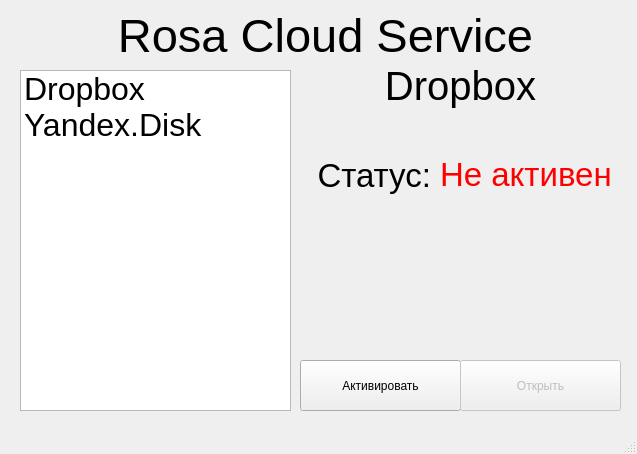
trygogins/rosa-cloud, file mainwindow.ui: the form before one commit.
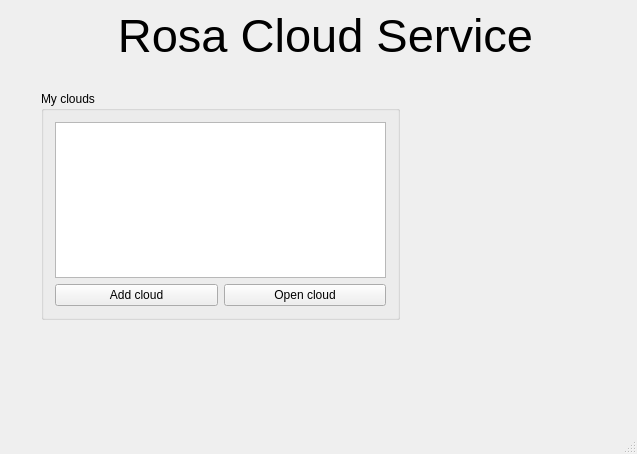
The form after the commit.

Commit message: Add provider model.

```diff
--- a/mainwindow.ui
+++ b/mainwindow.ui
@@ -25,32 +25,7 @@
    <string>Rosa Cloud Service</string>
   </property>
   <widget class="QWidget" name="centralWidget">
-   <widget class="QListWidget" name="listWidget">
-    <property name="geometry">
-     <rect>
-      <x>20</x>
-      <y>70</y>
-      <width>271</width>
-      <height>341</height>
-     </rect>
-    </property>
-    <property name="font">
-     <font>
-      <pointsize>24</pointsize>
-     </font>
-    </property>
-    <item>
-     <property name="text">
-      <string>Dropbox</string>
-     </property>
-    </item>
-    <item>
-     <property name="text">
-      <string>Yandex.Disk</string>
-     </property>
-    </item>
-   </widget>
-   <widget class="QLabel" name="label">
+   <widget class="QLabel" name="titleLabel">
     <property name="geometry">
      <rect>
       <x>30</x>
@@ -71,103 +46,47 @@
      <set>Qt::AlignCenter</set>
     </property>
    </widget>
-   <widget class="QLabel" name="label_2">
+   <widget class="QWidget" name="verticalLayoutWidget">
     <property name="geometry">
      <rect>
-      <x>300</x>
-      <y>60</y>
-      <width>321</width>
-      <height>51</height>
+      <x>30</x>
+      <y>80</y>
+      <width>381</width>
+      <height>251</height>
      </rect>
     </property>
-    <property name="font">
-     <font>
-      <pointsize>30</pointsize>
-     </font>
-    </property>
-    <property name="text">
-     <string>Dropbox</string>
-    </property>
-    <property name="textFormat">
-     <enum>Qt::AutoText</enum>
-    </property>
-    <property name="scaledContents">
-     <bool>false</bool>
-    </property>
-    <property name="alignment">
-     <set>Qt::AlignCenter</set>
-    </property>
-   </widget>
-   <widget class="QLabel" name="label_3">
-    <property name="geometry">
-     <rect>
-      <x>310</x>
-      <y>150</y>
-      <width>121</width>
-      <height>51</height>
-     </rect>
-    </property>
-    <property name="font">
-     <font>
-      <pointsize>25</pointsize>
-     </font>
-    </property>
-    <property name="text">
-     <string>Статус:</string>
-    </property>
-    <property name="alignment">
-     <set>Qt::AlignRight|Qt::AlignTrailing|Qt::AlignVCenter</set>
-    </property>
-   </widget>
-   <widget class="QLabel" name="label_4">
-    <property name="geometry">
-     <rect>
-      <x>440</x>
-      <y>150</y>
-      <width>181</width>
-      <height>51</height>
-     </rect>
-    </property>
-    <property name="font">
-     <font>
-      <pointsize>25</pointsize>
-     </font>
-    </property>
-    <property name="text">
-     <string>&lt;html&gt;&lt;head/&gt;&lt;body&gt;&lt;p&gt;&lt;span style=&quot; color:#ff0000;&quot;&gt;Не активен&lt;/span&gt;&lt;/p&gt;&lt;/body&gt;&lt;/html&gt;</string>
-    </property>
-    <property name="margin">
-     <number>0</number>
-    </property>
-   </widget>
-   <widget class="QPushButton" name="pushButton">
-    <property name="geometry">
-     <rect>
-      <x>300</x>
-      <y>360</y>
-      <width>161</width>
-      <height>51</height>
-     </rect>
-    </property>
-    <property name="text">
-     <string>Активировать</string>
-    </property>
-   </widget>
-   <widget class="QPushButton" name="pushButton_2">
-    <property name="enabled">
-     <bool>false</bool>
-    </property>
-    <property name="geometry">
-     <rect>
-      <x>460</x>
-      <y>360</y>
-      <width>161</width>
-      <height>51</height>
-     </rect>
-    </property>
-    <property name="text">
-     <string>Открыть</string>
-    </property>
+    <layout class="QVBoxLayout" name="verticalLayout_2">
+     <item>
+      <widget class="QGroupBox" name="groupBox">
+       <property name="title">
+        <string>My clouds</string>
+       </property>
+       <layout class="QVBoxLayout" name="verticalLayout">
+        <item>
+         <widget class="QListView" name="providerView"/>
+        </item>
+        <item>
+         <layout class="QHBoxLayout" name="horizontalLayout">
+          <item>
+           <widget class="QPushButton" name="addButton">
+            <property name="text">
+             <string>Add cloud</string>
+            </property>
+           </widget>
+          </item>
+          <item>
+           <widget class="QPushButton" name="openButton">
+            <property name="text">
+             <string>Open cloud</string>
+            </property>
+           </widget>
+          </item>
+         </layout>
+        </item>
+       </layout>
+      </widget>
+     </item>
+    </layout>
    </widget>
   </widget>
   <widget class="QStatusBar" name="statusBar"/>
```
The commit also changes 5 other files.
